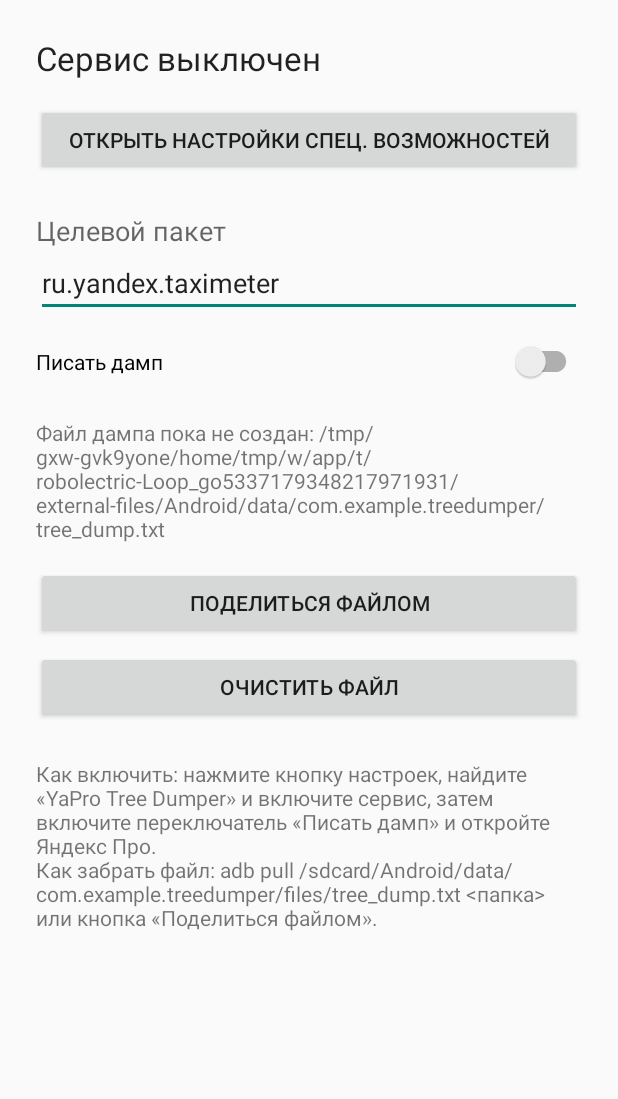
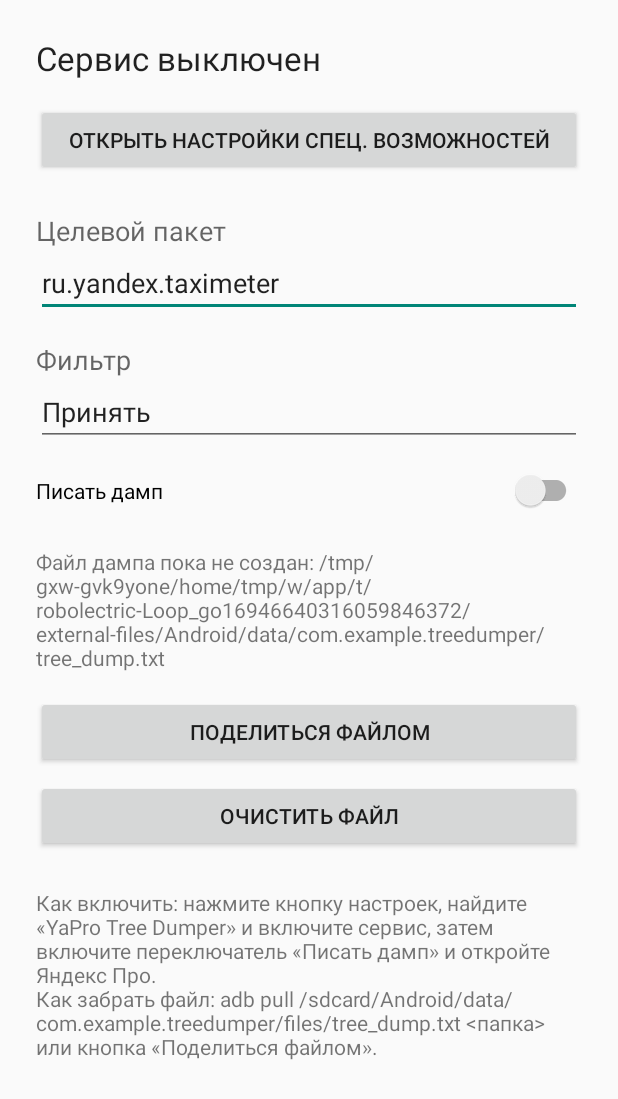
Before and after one commit to vsh147/ifsee, an Android app: the screen it shows after launch (MainActivity), on a phone screen of 412 x 824 dp. Shown: the top 1099 px of the screen. Run offline under Robolectric (Android 15) with nearby library versions, the phone set to English and light mode, and no system bars.

Commit message:
Add configurable text filter for dump logging

```diff
--- a/app/src/main/java/com/example/treedumper/DumpService.kt
+++ b/app/src/main/java/com/example/treedumper/DumpService.kt
@@ -38,10 +38,11 @@ class DumpService : AccessibilityService() {
             val roots = collectRoots(targetPackage)
             if (roots.isEmpty()) return
 
+            val filter = prefs.logFilter
             val tree = StringBuilder()
             for (root in roots) {
                 try {
-                    tree.append(TreeDumper.dumpTree(root))
+                    tree.append(TreeDumper.dumpTree(root, filter))
                 } catch (e: Exception) {
                     Log.w(TAG, "Failed to dump a window", e)
                 }
--- a/app/src/main/java/com/example/treedumper/MainActivity.kt
+++ b/app/src/main/java/com/example/treedumper/MainActivity.kt
@@ -28,6 +28,11 @@ class MainActivity : AppCompatActivity() {
         binding.targetPackageEdit.setText(prefs.targetPackage)
         binding.targetPackageEdit.doAfterTextChanged { text ->
             prefs.targetPackage = text?.toString()?.trim().orEmpty()
+        }
+
+        binding.filterEdit.setText(prefs.logFilter)
+        binding.filterEdit.doAfterTextChanged { text ->
+            prefs.logFilter = text?.toString()?.trim().orEmpty()
         }
 
         binding.dumpSwitch.isChecked = prefs.dumpEnabled
--- a/app/src/main/java/com/example/treedumper/Prefs.kt
+++ b/app/src/main/java/com/example/treedumper/Prefs.kt
@@ -18,10 +18,18 @@ class Prefs(context: Context) {
             prefs.edit().putBoolean(KEY_DUMP_ENABLED, value).apply()
         }
 
+    var logFilter: String
+        get() = prefs.getString(KEY_LOG_FILTER, DEFAULT_LOG_FILTER) ?: DEFAULT_LOG_FILTER
+        set(value) {
+            prefs.edit().putString(KEY_LOG_FILTER, value).apply()
+        }
+
     private companion object {
         const val PREFS_NAME = "treedumper_prefs"
         const val KEY_TARGET_PACKAGE = "target_package"
         const val KEY_DUMP_ENABLED = "dump_enabled"
+        const val KEY_LOG_FILTER = "log_filter"
         const val DEFAULT_TARGET_PACKAGE = "ru.yandex.taximeter"
+        const val DEFAULT_LOG_FILTER = "Принять"
     }
 }
--- a/app/src/main/res/layout/activity_main.xml
+++ b/app/src/main/res/layout/activity_main.xml
@@ -35,6 +35,22 @@
             android:id="@+id/targetPackageEdit"
             android:layout_width="match_parent"
             android:layout_height="wrap_content"
+            android:imeOptions="actionDone"
+            android:inputType="text"
+            android:singleLine="true" />
+
+        <TextView
+            android:layout_width="match_parent"
+            android:layout_height="wrap_content"
+            android:layout_marginTop="16dp"
+            android:text="@string/filter_label"
+            android:textAppearance="@style/TextAppearance.AppCompat.Medium" />
+
+        <EditText
+            android:id="@+id/filterEdit"
+            android:layout_width="match_parent"
+            android:layout_height="wrap_content"
+            android:hint="@string/filter_hint"
             android:imeOptions="actionDone"
             android:inputType="text"
             android:singleLine="true" />
--- a/app/src/main/res/values/strings.xml
+++ b/app/src/main/res/values/strings.xml
@@ -8,6 +8,8 @@
     <string name="open_settings">Открыть настройки спец. возможностей</string>
 
     <string name="target_package_label">Целевой пакет</string>
+    <string name="filter_label">Фильтр</string>
+    <string name="filter_hint">Принять</string>
     <string name="dump_enabled">Писать дамп</string>
 
     <string name="file_info">Файл дампа: %1$s (%2$s)</string>
```
Also changed, not shown: app/src/main/java/com/example/treedumper/TreeDumper.kt (+25 -8 lines), 1 other file.
